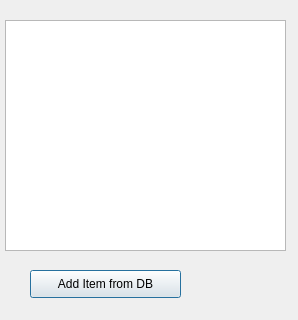
This is observerdialog.ui in RauchendeKanonen/qcanobserver as Qt 5 draws it before an edit. The edited form follows.
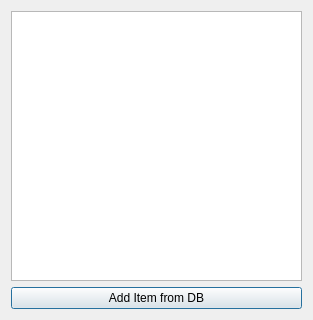
This is the edited form.

```diff
--- a/observerdialog.ui
+++ b/observerdialog.ui
@@ -6,32 +6,19 @@
    <rect>
     <x>0</x>
     <y>0</y>
-    <width>298</width>
+    <width>313</width>
     <height>320</height>
    </rect>
   </property>
   <property name="windowTitle">
    <string>Dialog</string>
   </property>
-  <widget class="QTableView" name="tableView">
-   <property name="geometry">
-    <rect>
-     <x>5</x>
-     <y>20</y>
-     <width>281</width>
-     <height>231</height>
-    </rect>
-   </property>
-  </widget>
+  <layout class="QVBoxLayout" name="verticalLayout">
+   <item>
+    <widget class="QTableView" name="tableView"/>
+   </item>
+   <item>
   <widget class="QPushButton" name="pushButton">
-   <property name="geometry">
-    <rect>
-     <x>30</x>
-     <y>270</y>
-     <width>151</width>
-     <height>28</height>
-    </rect>
-   </property>
    <property name="minimumSize">
     <size>
      <width>151</width>
@@ -42,6 +29,8 @@
     <string>Add Item from DB</string>
    </property>
   </widget>
+   </item>
+  </layout>
  </widget>
  <resources/>
  <connections/>
```
Lines whose indentation alone changed are shown as unchanged.
